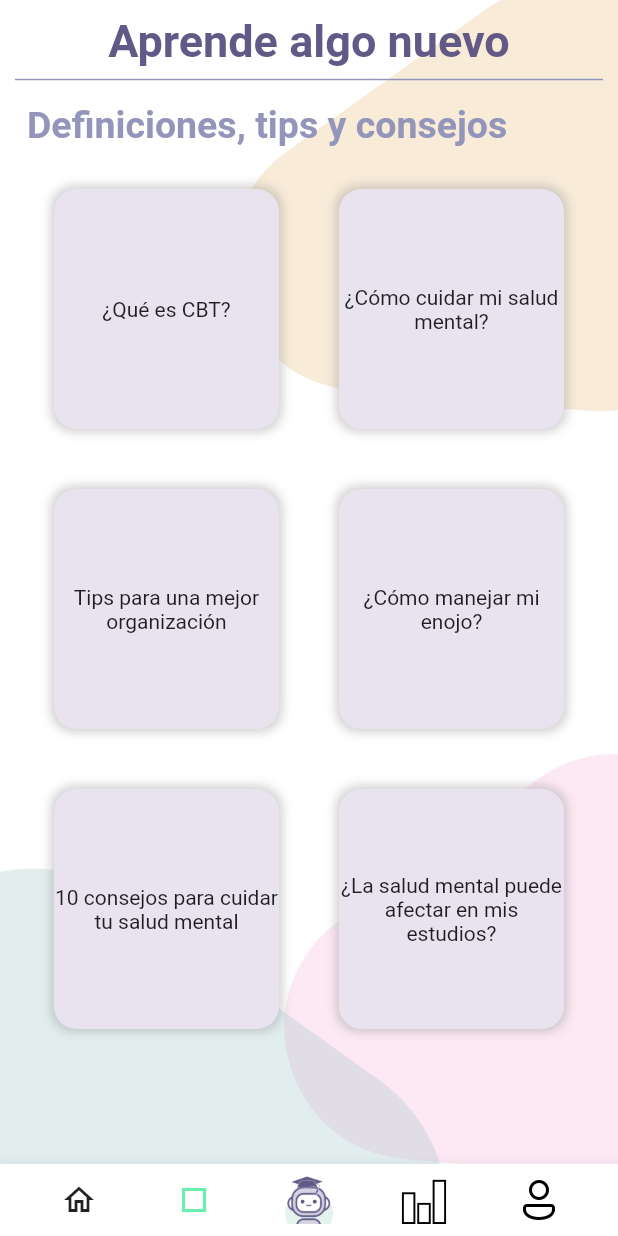
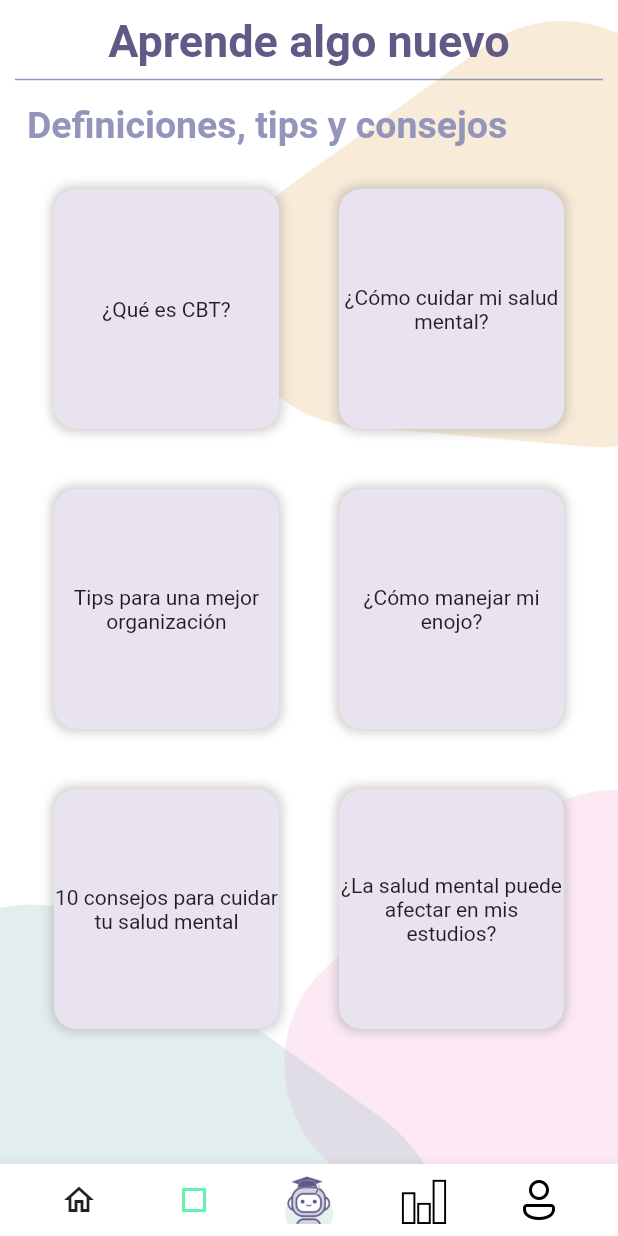
Before and after one commit to kevinvalle22/TP2022-front, a Flutter app: the HomePage screen opened directly with empty values, item 5 of the bottom bar chosen, after a tap on the "crop square" icon, on a phone screen of 412 x 824 dp. Run offline on Flutter 3.47's test engine with Material 2 defaults, Android fonts, the light colour scheme and no system bars; our stand-ins replace charts_flutter, dots_indicator, fl_chart, flutter_secure_storage, flutter_spinkit, percent_indicator and 2 more; accounts and stored records are empty; network calls fail; statements that could not run were skipped.

Commit message:
add
some fixes for responsive pages

```diff
--- a/lib/pages/help_component/help.dart
+++ b/lib/pages/help_component/help.dart
@@ -38,7 +38,7 @@ Widget Cuerpo(BuildContext context) {
             Positioned(
               top: 120,
               width: 420,
-              height: 1000,
+              height: MediaQuery.of(context).size.height,
               child: Components(context),
             ),
           ],
--- a/lib/pages/home.dart
+++ b/lib/pages/home.dart
@@ -61,8 +61,8 @@ class _HomePageState extends State<HomePage> {
             ),
             Positioned(
               top: 0,
-              width: 420,
-              height: 1000,
+              width: MediaQuery.of(context).size.width+30,
+              height: MediaQuery.of(context).size.height,
               child: Components(),
             ),
           ]),
@@ -88,6 +88,7 @@ class _HomePageState extends State<HomePage> {
 
   Widget Header() {
     return Row(
+      mainAxisAlignment: MainAxisAlignment.spaceEvenly,
       children: [
         Container(padding: EdgeInsets.all(20.0), child: Name()),
         Container(
@@ -468,7 +469,7 @@ class _HomePageState extends State<HomePage> {
                       },
                       child: Container(
                           height: 220,
-                          width: 110,
+                          width: 100,
                           decoration: BoxDecoration(
                               image: DecorationImage(
                                 fit: BoxFit.cover,
@@ -507,7 +508,7 @@ class _HomePageState extends State<HomePage> {
                           },
                           child: Container(
                               height: 100,
-                              width: 120,
+                              width: 90,
                               decoration: BoxDecoration(
                                   image: DecorationImage(
                                     fit: BoxFit.cover,
@@ -544,7 +545,7 @@ class _HomePageState extends State<HomePage> {
                           },
                           child: Container(
                               height: 100,
-                              width: 120,
+                              width: 90,
                               decoration: BoxDecoration(
                                   image: DecorationImage(
                                     fit: BoxFit.cover,
@@ -584,7 +585,7 @@ class _HomePageState extends State<HomePage> {
                           },
                           child: Container(
                               height: 130,
-                              width: 140,
+                              width: 120,
                               decoration: BoxDecoration(
                                   image: DecorationImage(
                                     fit: BoxFit.cover,
@@ -621,7 +622,7 @@ class _HomePageState extends State<HomePage> {
                           },
                           child: Container(
                               height: 80,
-                              width: 140,
+                              width: 120,
                               decoration: BoxDecoration(
                                   image: DecorationImage(
                                     fit: BoxFit.cover,
--- a/lib/pages/learn_component/learn.dart
+++ b/lib/pages/learn_component/learn.dart
@@ -26,7 +26,8 @@ class _LearnPageState extends State<LearnPage> {
   @override
   Widget build(BuildContext context) {
     return Scaffold(
-      body: SafeArea(
+      body: SingleChildScrollView(
+        child: SafeArea(
           child: Container(
               child: Stack(
             children: <Widget>[
@@ -116,6 +117,7 @@ class _LearnPageState extends State<LearnPage> {
               ),
             ],
           )),
+        ),
       ),
       bottomNavigationBar: BottomNavigation(
         isTheSameLearn: true,
--- a/lib/pages/positive_reinforcement_component/assertion_settings.dart
+++ b/lib/pages/positive_reinforcement_component/assertion_settings.dart
@@ -17,7 +17,8 @@ class _AssertionSettingsState extends State<AssertionSettings> {
   @override
   Widget build(BuildContext context) {
     return Scaffold(
-      body: SafeArea(
+      body: SingleChildScrollView(
+        child: SafeArea(
           child: Container(
               child: Stack(
             children: <Widget>[
@@ -33,6 +34,7 @@ class _AssertionSettingsState extends State<AssertionSettings> {
               )
             ],
           )),
+        ),
       ),
     );
   }
--- a/lib/pages/positive_reinforcement_component/positive_reinforcement.dart
+++ b/lib/pages/positive_reinforcement_component/positive_reinforcement.dart
@@ -44,7 +44,7 @@ Widget Cuerpo(BuildContext context) {
           Positioned(
             top: 50,
             width: MediaQuery.of(context).size.width,
-            height: MediaQuery.of(context).size.height - 50,
+            height: MediaQuery.of(context).size.height,
             child: Components(),
           ),
         ],
@@ -192,7 +192,7 @@ class _BodyState extends State<Body> {
     ];
     return GestureDetector(
       child: Container(
-        width: MediaQuery.of(context).size.width - 45,
+        width: MediaQuery.of(context).size.width,
         decoration: BoxDecoration(
             boxShadow: [
               BoxShadow(color: Colors.black.withOpacity(.1), blurRadius: 3)
--- a/lib/utils/endpoints.dart
+++ b/lib/utils/endpoints.dart
@@ -10,7 +10,7 @@ import 'package:http/http.dart' as http;
 
 class DataBaseHelper {
   Future<String> authenticate(String userName, String password) async {
-    final url = 'http://10.0.2.2:8081/authenticate';
+    final url = 'https://mental-health-deploy.herokuapp.com/authenticate';
 
     http.Response auth = await http.post(Uri.parse(url),
         headers: {
@@ -23,7 +23,7 @@ class DataBaseHelper {
   }
 
   Future<int> authenticateToGetId(String userName, String password) async {
-    final url = 'http://10.0.2.2:8081/authenticate';
+    final url = 'https://mental-health-deploy.herokuapp.com/authenticate';
 
     http.Response auth = await http.post(Uri.parse(url),
         headers: {
@@ -35,7 +35,7 @@ class DataBaseHelper {
     return (json.decode(auth.body))['id'];
   }
 
-  Future<http.Response> register(String userName, String email, String password,
+Future<http.Response> register(String userName, String email, String password,
       String phone, String university, String province, String district) async {
     var url = 'https://mental-health-deploy.herokuapp.com/register';
     var body = json.encode({
@@ -57,7 +57,7 @@ class DataBaseHelper {
 
   Future<User> getUser(
       String urlOption, String userName, String password) async {
-    const requestUrl = "http://10.0.2.2:8081/api/users/";
+    const requestUrl = "https://mental-health-deploy.herokuapp.com/api/users/";
     final url = Uri.parse(requestUrl + urlOption);
     final token = await authenticate(userName, password);
     http.Response result = await http.get(
@@ -78,7 +78,7 @@ class DataBaseHelper {
 
   Future<Exercise> createExercise(String urlOption, String userName,
       String password, Exercise exercise) async {
-    const requestUrl = "http://10.0.2.2:8081/api/users/";
+    const requestUrl = "https://mental-health-deploy.herokuapp.com/api/users/";
     final url = Uri.parse(requestUrl + urlOption + "/exercises");
     final token = await authenticate(userName, password);
 
@@ -104,7 +104,7 @@ class DataBaseHelper {
 
   Future<SleepRecord> createASleepRecord(String urlOption, String userName,
       String password, SleepRecord sleepRecord) async {
-    const requestUrl = "http://10.0.2.2:8081/api/users/";
+    const requestUrl = "https://mental-health-deploy.herokuapp.com/api/users/";
     final url = Uri.parse(requestUrl + urlOption + "/sleeps");
     final token = await authenticate(userName, password);
 
```
Lines whose indentation alone changed are shown as unchanged.
